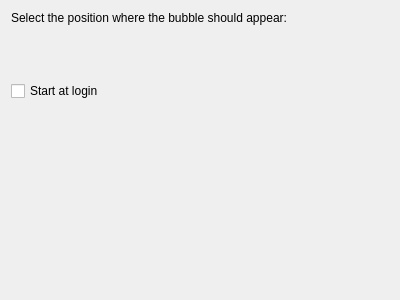
Before: the Qt Designer form kcm/controlmodule.ui in KDE/colibri, drawn with Qt 5.
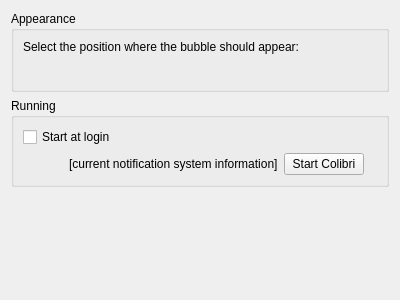
After: the same form once the commit is applied. Custom widgets are drawn as their Qt base class.

Commit message: Make it possible to start Colibri from the KCM

The edit to the form file:
```diff
--- a/kcm/controlmodule.ui
+++ b/kcm/controlmodule.ui
@@ -10,7 +10,13 @@
     <height>300</height>
    </rect>
   </property>
-  <layout class="QVBoxLayout" name="verticalLayout">
+  <layout class="QVBoxLayout" name="verticalLayout_3">
+   <item>
+    <widget class="QGroupBox" name="groupBox">
+     <property name="title">
+      <string>Appearance</string>
+     </property>
+     <layout class="QVBoxLayout" name="verticalLayout_2">
    <item>
     <widget class="QLabel" name="label">
      <property name="text">
@@ -38,22 +44,15 @@
      </item>
     </layout>
    </item>
-   <item>
-    <spacer name="verticalSpacer_2">
-     <property name="orientation">
-      <enum>Qt::Vertical</enum>
-     </property>
-     <property name="sizeType">
-      <enum>QSizePolicy::Fixed</enum>
-     </property>
-     <property name="sizeHint" stdset="0">
-      <size>
-       <width>20</width>
-       <height>24</height>
-      </size>
-     </property>
-    </spacer>
+     </layout>
+    </widget>
    </item>
+   <item>
+    <widget class="QGroupBox" name="groupBox_2">
+     <property name="title">
+      <string>Running</string>
+     </property>
+     <layout class="QVBoxLayout" name="verticalLayout">
    <item>
     <widget class="QCheckBox" name="kcfg_AutoStart">
      <property name="text">
@@ -100,12 +99,47 @@
      </item>
      <item>
       <widget class="QLabel" name="stateTextLabel">
+          <property name="sizePolicy">
+           <sizepolicy hsizetype="Preferred" vsizetype="Preferred">
+            <horstretch>0</horstretch>
+            <verstretch>0</verstretch>
+           </sizepolicy>
+          </property>
        <property name="text">
-        <string/>
+           <string notr="true">[current notification system information]</string>
        </property>
       </widget>
      </item>
-    </layout>
+        <item>
+         <widget class="QPushButton" name="startButton">
+          <property name="sizePolicy">
+           <sizepolicy hsizetype="Fixed" vsizetype="Fixed">
+            <horstretch>0</horstretch>
+            <verstretch>0</verstretch>
+           </sizepolicy>
+          </property>
+          <property name="text">
+           <string>Start Colibri</string>
+          </property>
+         </widget>
+        </item>
+        <item>
+         <spacer name="horizontalSpacer_3">
+          <property name="orientation">
+           <enum>Qt::Horizontal</enum>
+          </property>
+          <property name="sizeHint" stdset="0">
+           <size>
+            <width>40</width>
+            <height>20</height>
+           </size>
+          </property>
+         </spacer>
+        </item>
+       </layout>
+      </item>
+     </layout>
+    </widget>
    </item>
    <item>
     <spacer name="verticalSpacer">
```
Lines whose indentation alone changed are shown as unchanged. The commit also changes 2 other files.
